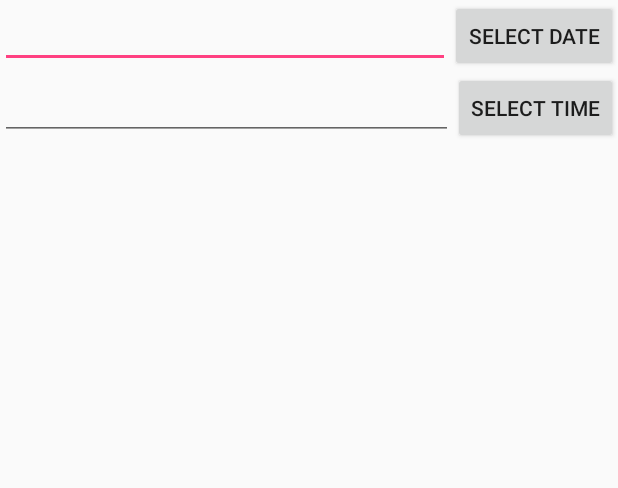
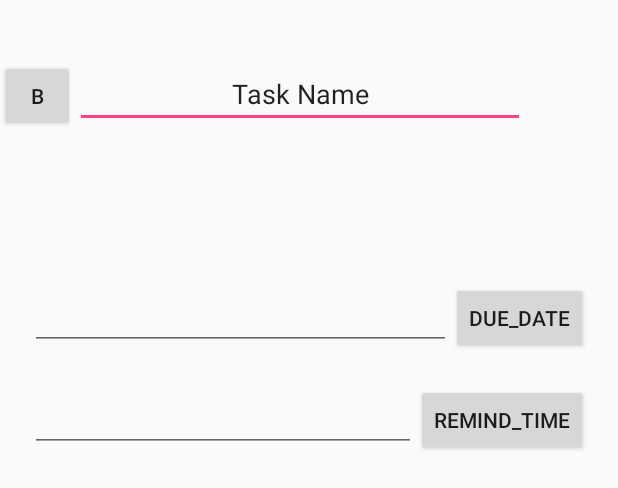
Before and after one commit to StormingRogerGu/CS-8803, an Android app: the layout task_setting.xml on its own in the app's theme, with its tools: preview values and no code run, on a phone screen of 412 x 824 dp. Shown: the top 488 px of the screen. Run offline under Robolectric (Android 15) with nearby library versions, the phone set to English and light mode, and no system bars.

Commit message:
页面布局

```diff
--- a/Android_Project/app/src/main/res/layout/task_setting.xml
+++ b/Android_Project/app/src/main/res/layout/task_setting.xml
@@ -4,38 +4,63 @@
     android:layout_width="fill_parent"
     android:layout_height="fill_parent">
 
+    <LinearLayout android:orientation="horizontal"
+        android:layout_width="fill_parent"
+        android:layout_height="wrap_content"
+        android:layout_marginTop="40dp">
+
+        <Button
+            android:layout_width="50dp"
+            android:layout_height="wrap_content"
+            android:text="B"/>
+
+        <EditText
+            android:id="@+id/taskname"
+            android:layout_width="300dp"
+            android:layout_height="wrap_content"
+            android:text="Task Name"
+            android:textAlignment="center"/>
+
+    </LinearLayout>
 
     <LinearLayout android:orientation="horizontal"
-        android:layout_width="fill_parent" android:layout_height="wrap_content">
+        android:layout_width="fill_parent"
+        android:layout_height="wrap_content"
+        android:layout_marginTop="100dp"
+        android:layout_marginLeft="20dp"
+        android:layout_marginRight="20dp">
 
         <EditText
-            android:id="@+id/showdate"
-            android:layout_width="fill_parent"
+            android:id="@+id/show_date"
+            android:layout_width="wrap_content"
             android:layout_height="wrap_content"
             android:layout_weight="1"/>
 
         <Button
-            android:id="@+id/pickdate"
+            android:id="@+id/pick_date"
             android:layout_width="wrap_content"
             android:layout_height="wrap_content"
-            android:text="select date"/>
+            android:text="Due_date"/>
 
     </LinearLayout>
 
     <LinearLayout
         android:orientation="horizontal"
         android:layout_width="fill_parent"
-        android:layout_height="wrap_content">
+        android:layout_height="wrap_content"
+        android:layout_marginTop="20dp"
+        android:layout_marginLeft="20dp"
+        android:layout_marginRight="20dp">
 
-        <EditText android:id="@+id/showtime"
+        <EditText android:id="@+id/show_time"
             android:layout_width="fill_parent"
             android:layout_height="wrap_content"
             android:layout_weight="1"/>
 
-        <Button android:id="@+id/picktime"
+        <Button android:id="@+id/pick_time"
             android:layout_width="wrap_content"
             android:layout_height="wrap_content"
-            android:text="select time"/>
+            android:text="Remind_time"/>
 
     </LinearLayout>
 </LinearLayout>
```
